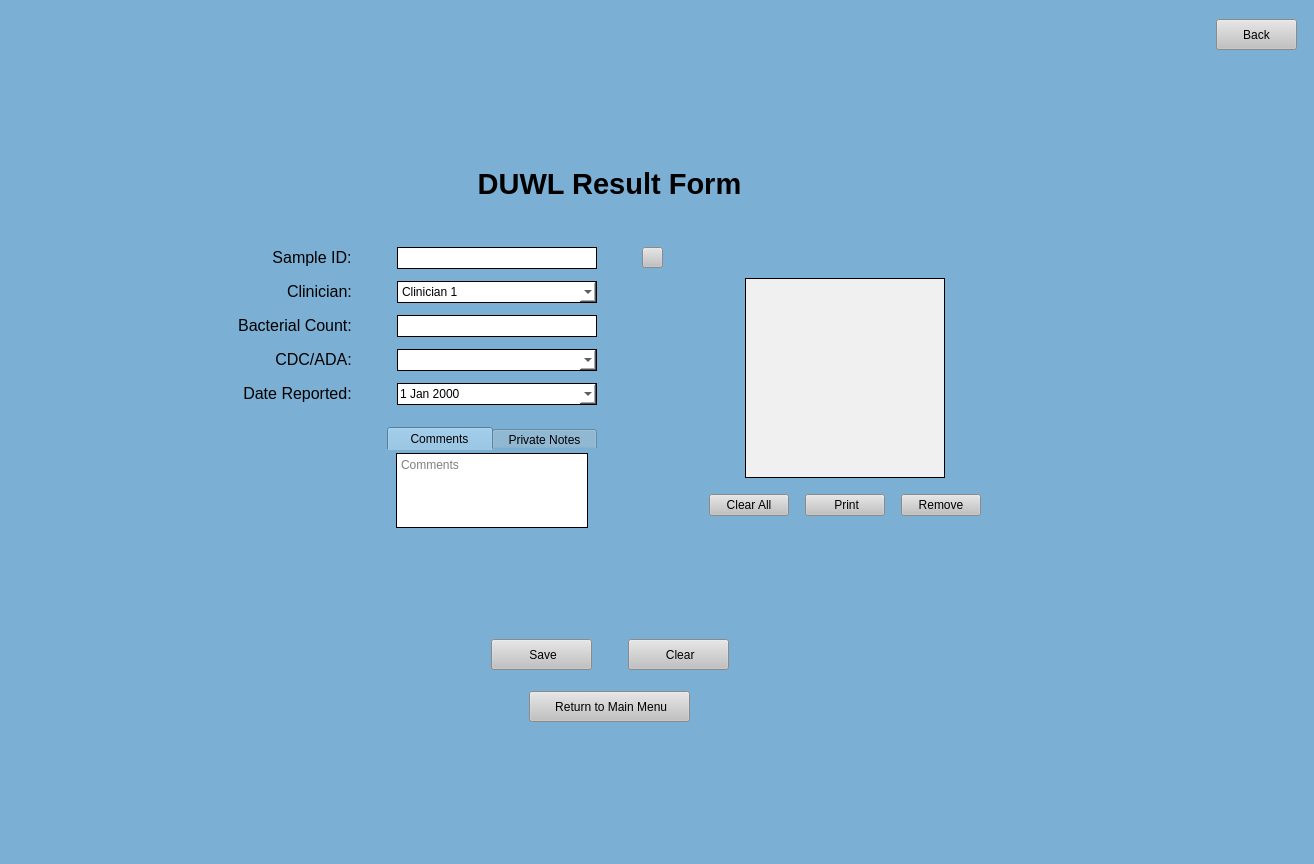
The window that UI Screens/COMBdb_DUWL_Result_Form.ui (Kasmanian/COMBDb-oldgen) describes before a commit, drawn with Qt 5.
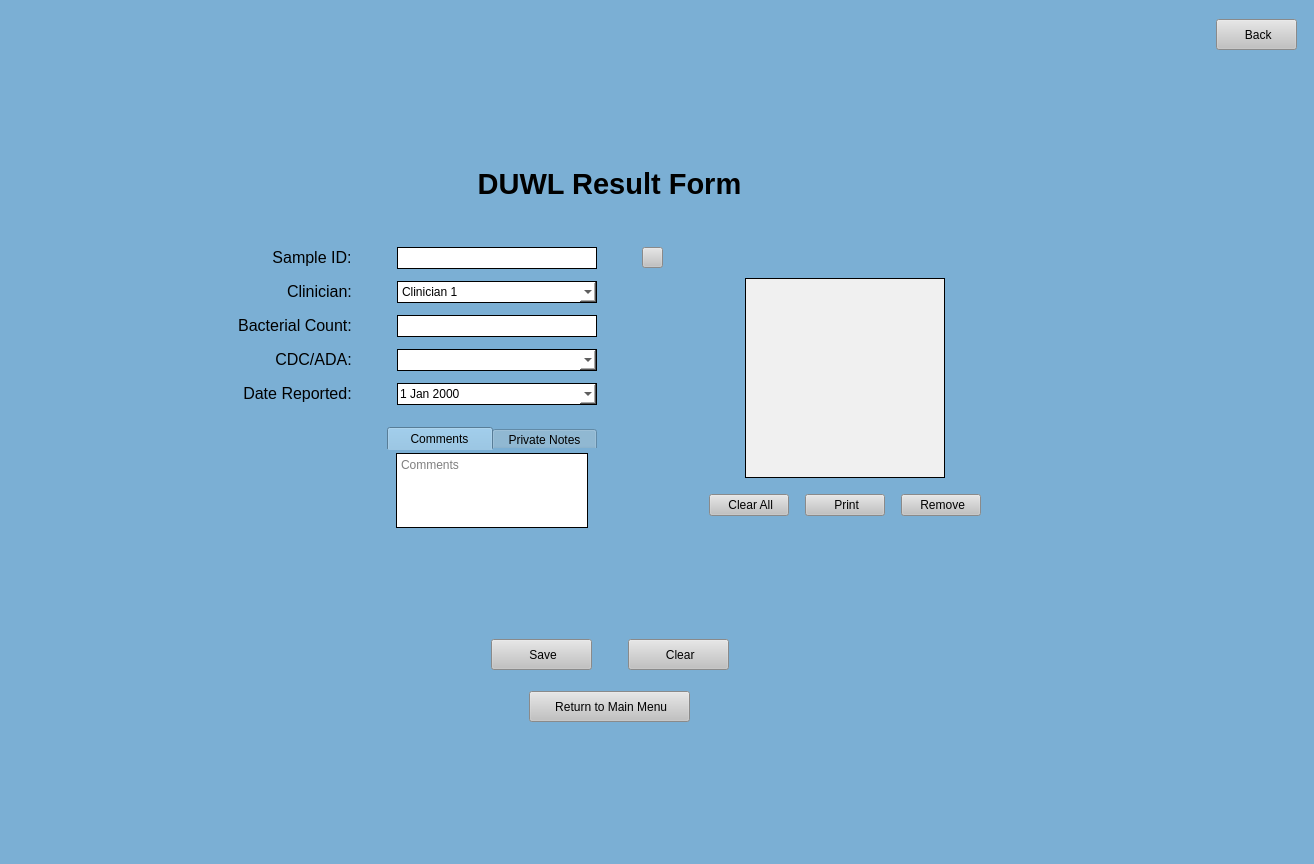
The same window after the commit.

Commit message: More icons, working on DUWL bug

The edit to the form file:
```diff
--- a/UI Screens/COMBdb_DUWL_Result_Form.ui
+++ b/UI Screens/COMBdb_DUWL_Result_Form.ui
@@ -71,7 +71,7 @@
 }</string>
       </property>
       <property name="text">
-       <string>Back</string>
+       <string> Back</string>
       </property>
      </widget>
     </item>
@@ -778,7 +778,7 @@
 }</string>
                 </property>
                 <property name="text">
-                 <string>Clear All</string>
+                 <string> Clear All</string>
                 </property>
                </widget>
               </item>
@@ -856,7 +856,7 @@
 }</string>
                 </property>
                 <property name="text">
-                 <string>Remove</string>
+                 <string> Remove</string>
                 </property>
                </widget>
               </item>
```
The commit also changes 21 other files.
